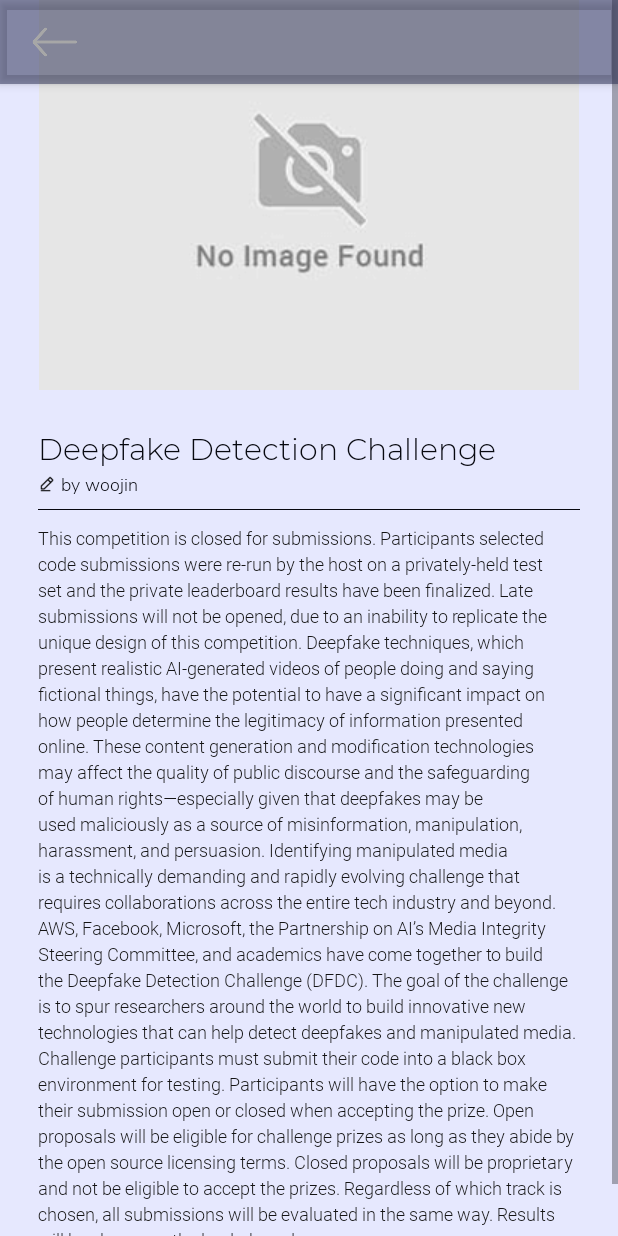
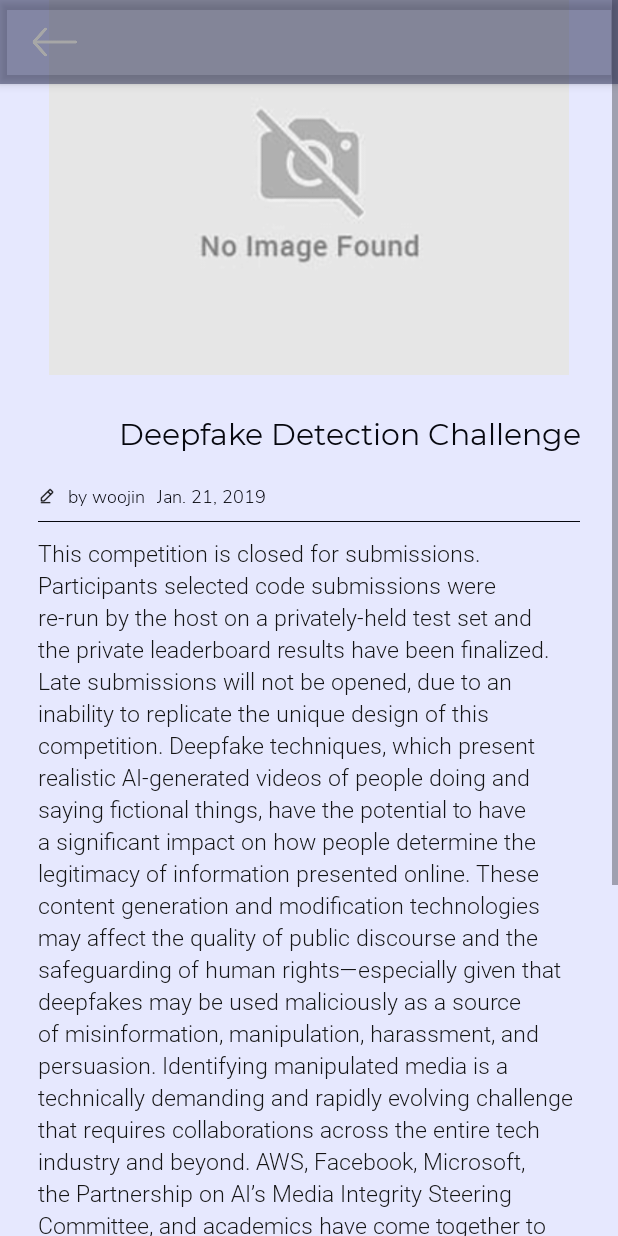
Before and after one commit to GwangjoGong/FindREAL, an Android app: the layout activity_news.xml on its own in the app's theme, with its tools: preview values and no code run, on a phone screen of 412 x 824 dp. Run offline under Robolectric (Android 15) with nearby library versions, the phone set to English and light mode, and no system bars; network calls fail.

Commit message:
MainActivity, NewsActivity Done

```diff
--- a/app/src/main/AndroidManifest.xml
+++ b/app/src/main/AndroidManifest.xml
@@ -27,6 +27,8 @@
             android:screenOrientation="portrait"/>
         <activity android:name=".NewsActivity"
             android:screenOrientation="portrait"/>
+        <activity android:name=".RequestListActivity"
+            android:screenOrientation="portrait"/>
     </application>
 
     <uses-permission android:name="android.permission.INTERNET"/>
--- a/app/src/main/java/com/example/findreal/NewsListViewAdapter.java
+++ b/app/src/main/java/com/example/findreal/NewsListViewAdapter.java
@@ -51,6 +51,7 @@ public class NewsListViewAdapter extends RecyclerView.Adapter<NewsListViewAdapte
 
         void onBind(NewsListViewItem item) {
             thumbnail.setImageDrawable(item.getThumbnail());
+            thumbnail.setScaleType(ImageView.ScaleType.CENTER_CROP);
             title.setText(item.getNewsTitle());
 
         }
@@ -88,12 +89,13 @@ public class NewsListViewAdapter extends RecyclerView.Adapter<NewsListViewAdapte
         return newsListViewItems.get(position);
     }
 
-    public void addItem(Drawable thumbnail, String title, String url) {
+    public void addItem(Drawable thumbnail, String title, String url, String thumbnailUrl) {
         NewsListViewItem item = new NewsListViewItem();
 
         item.setThumbnail(thumbnail);
         item.setNewsTitle(title);
         item.setUrlStr(url);
+        item.setThumbnailUrlStr(thumbnailUrl);
 
         newsListViewItems.add(item);
     }
--- a/app/src/main/java/com/example/findreal/NewsListViewItem.java
+++ b/app/src/main/java/com/example/findreal/NewsListViewItem.java
@@ -8,6 +8,7 @@ public class NewsListViewItem implements Serializable {
     private transient Drawable thumbnailDrawable;
     private String newsTitleStr;
     private String urlStr;
+    private String thumbnailUrlStr;
 
     public void setThumbnail(Drawable thumbnail) {
         this.thumbnailDrawable = thumbnail;
@@ -16,6 +17,8 @@ public class NewsListViewItem implements Serializable {
     public void setNewsTitle(String newsTitle) { this.newsTitleStr = newsTitle; }
 
     public void setUrlStr(String url) { this.urlStr = url; }
+
+    public void setThumbnailUrlStr(String thumbnailUrlStr) { this.thumbnailUrlStr = thumbnailUrlStr; }
 
     public Drawable getThumbnail() {
         return this.thumbnailDrawable;
@@ -26,4 +29,6 @@ public class NewsListViewItem implements Serializable {
     }
 
     public String getUrlStr() { return this.urlStr; }
+
+    public String getThumbnailUrlStr() { return this.thumbnailUrlStr; }
 }
--- a/app/src/main/res/layout/activity_news.xml
+++ b/app/src/main/res/layout/activity_news.xml
@@ -23,7 +23,7 @@
             <ImageView
                 android:id="@+id/news_main_picture"
                 android:layout_width="match_parent"
-                android:layout_height="wrap_content"
+                android:layout_height="250dp"
                 android:src="@drawable/no_image" />
 
             <LinearLayout
@@ -44,33 +44,44 @@
                         android:id="@+id/article_title"
                         android:layout_width="match_parent"
                         android:layout_height="wrap_content"
+                        android:gravity="right"
                         android:text="@string/article_title"
                         android:textColor="#07080F"
                         android:textSize="20sp"
-                        android:fontFamily="@font/montserrat_light"/>
+                        android:fontFamily="@font/montserrat_regular"/>
 
                     <LinearLayout
                         android:layout_width="match_parent"
                         android:layout_height="wrap_content"
-                        android:layout_marginTop="2dp"
+                        android:layout_marginTop="20dp"
                         android:orientation="horizontal"
                         android:layout_gravity="center">
 
                         <ImageView
                             android:layout_width="12dp"
                             android:layout_height="12dp"
-                            android:layout_gravity="center"
-                            android:layout_marginEnd="3dp"
+                            android:layout_gravity="center_vertical"
+                            android:layout_marginEnd="8dp"
                             app:srcCompat="@drawable/writer_icon"/>
 
                         <TextView
-                            android:id="@+id/article_writer"
-                            android:layout_width="match_parent"
+                            android:id="@+id/article_author"
+                            android:layout_width="wrap_content"
                             android:layout_height="wrap_content"
                             android:text="@string/article_writer"
                             android:textColor="#07080F"
                             android:textSize="12sp"
                             android:fontFamily="@font/nunitosans_light"/>
+
+                        <TextView
+                            android:id="@+id/article_date"
+                            android:layout_marginStart="8dp"
+                            android:layout_width="wrap_content"
+                            android:layout_height="wrap_content"
+                            android:text="Jan. 21, 2019"
+                            android:textColor="#07080F"
+                            android:textSize="12sp"
+                            android:fontFamily="@font/nunitosans_light" />
 
                     </LinearLayout>
 
@@ -89,7 +100,7 @@
                     android:layout_marginTop="10dp"
                     android:text="@string/article_content"
                     android:textColor="#141414"
-                    android:textSize="12sp"
+                    android:textSize="15sp"
                     android:lineSpacingExtra="3dp"
                     android:fontFamily="@font/roboto_light"/>
 
@@ -103,7 +114,7 @@
         android:id="@+id/appBarLayout"
         android:layout_width="match_parent"
         android:layout_height="wrap_content"
-        android:background="@null"
+        android:background="#00FFFFFF"
         app:layout_constraintEnd_toEndOf="parent"
         app:layout_constraintTop_toTopOf="parent">
 
--- a/app/src/main/res/layout/news_listview_item.xml
+++ b/app/src/main/res/layout/news_listview_item.xml
@@ -9,19 +9,19 @@
 
     <ImageView
         android:layout_width="match_parent"
-        android:layout_height="wrap_content"
+        android:layout_height="200dp"
         android:id="@+id/news_thumbnail"/>
 
     <TextView
         android:layout_width="match_parent"
         android:layout_height="wrap_content"
-        android:gravity="center"
+        android:gravity="right"
         android:layout_marginTop="3dp"
         android:id="@+id/news_title"
         android:text="News Title 1"
         android:fontFamily="@font/nunitosans_regular"
         android:textColor="#0B0F34"
-        android:textSize="18sp" />
+        android:textSize="20sp" />
 
     <View
         android:layout_width="match_parent"
```
Also changed, not shown: app/src/main/java/com/example/findreal/ArticleInfo.java (+8 -3 lines), app/src/main/java/com/example/findreal/MainActivity.java (+15 -5 lines), app/src/main/java/com/example/findreal/NewYorkTimesApiClass.java (+34 -23 lines), app/src/main/java/com/example/findreal/NewsActivity.java (+24 -7 lines).
